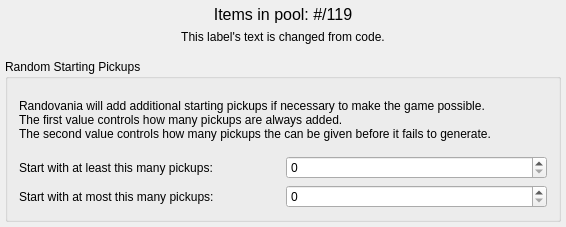
Qt form randovania/gui/ui_files/preset_pickup_pool.ui (randovania/randovania) before a commit.
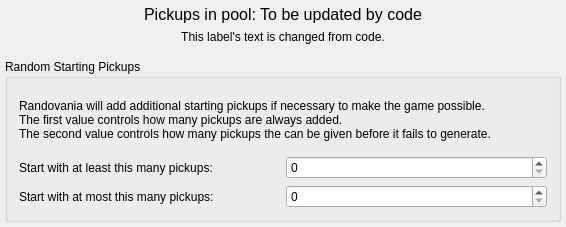
The same form after that commit. Custom widgets are drawn as their Qt base class.

Commit message: Fix more item references

What changed in the file:
```diff
--- a/randovania/gui/ui_files/preset_pickup_pool.ui
+++ b/randovania/gui/ui_files/preset_pickup_pool.ui
@@ -53,7 +53,7 @@
        </font>
       </property>
       <property name="text">
-       <string>Items in pool: #/119</string>
+       <string>Pickups in pool: To be updated by code</string>
       </property>
       <property name="alignment">
        <set>Qt::AlignmentFlag::AlignCenter</set>
```
Left out of the diff: 2 changed lines with no effect on the pictures. The commit also changes 1 other file.
